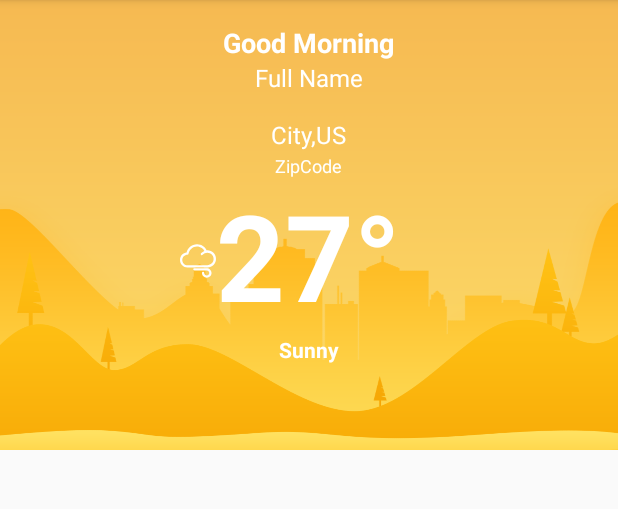
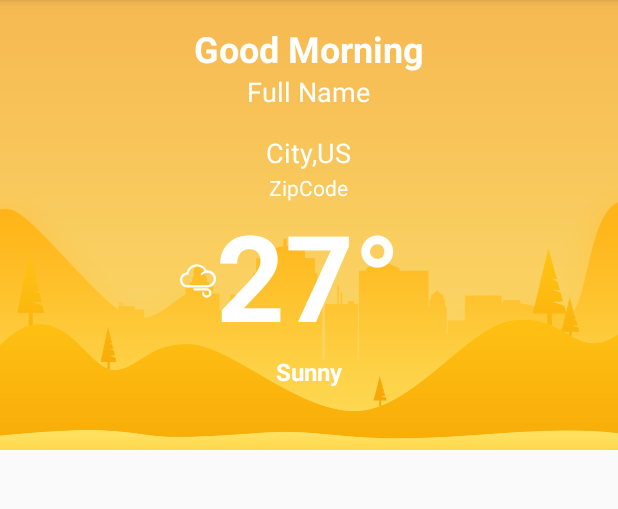
Before and after one commit to pranasabda/Cuaca-Rajawali, an Android app: the CuacaBasedActivity screen opened directly, with no data from a screen before it, on a phone screen of 412 x 824 dp, the part 84-593 px from its top. Run offline under Robolectric (Android 15) with nearby library versions, the phone set to English and light mode, and no system bars; libraries missing offline, so code that uses them is left out: com.loopj.android; 6 statements that could not run were skipped.

Commit message:
Modified The Layout, Change text size

```diff
--- a/app/src/main/res/layout/activity_cuaca_based.xml
+++ b/app/src/main/res/layout/activity_cuaca_based.xml
@@ -29,7 +29,7 @@
                     android:layout_marginTop="16dp"
                     android:text="@string/greeting"
                     android:textColor="@android:color/background_light"
-                    android:textSize="18sp"
+                    android:textSize="24sp"
                     android:textStyle="bold" />
 
                 <TextView
@@ -40,7 +40,7 @@
                     android:layout_centerHorizontal="true"
                     android:text="@string/full_name"
                     android:textColor="@android:color/background_light"
-                    android:textSize="16sp" />
+                    android:textSize="18sp" />
 
                 <TextView
                     android:id="@+id/tv_city"
@@ -51,7 +51,7 @@
                     android:layout_marginTop="16dp"
                     android:text="@string/city_us"
                     android:textColor="@android:color/background_light"
-                    android:textSize="16sp" />
+                    android:textSize="18sp" />
 
                 <TextView
                     android:id="@+id/tv_zipcode"
@@ -62,7 +62,7 @@
                     android:layout_marginTop="1dp"
                     android:text="ZipCode"
                     android:textColor="@android:color/background_light"
-                    android:textSize="12sp" />
+                    android:textSize="14sp" />
 
                 <!--<TextView-->
                 <!--android:layout_marginTop="16dp"-->
@@ -103,6 +103,7 @@
                     android:layout_below="@id/tv_temp_cuaca_today"
                     android:layout_centerHorizontal="true"
                     android:text="Sunny"
+                    android:textSize="16sp"
                     android:textColor="@android:color/white"
                     android:textStyle="bold" />
 
```
Also changed, not shown: app/src/main/res/layout/activity_main.xml (+35 -8 lines).
